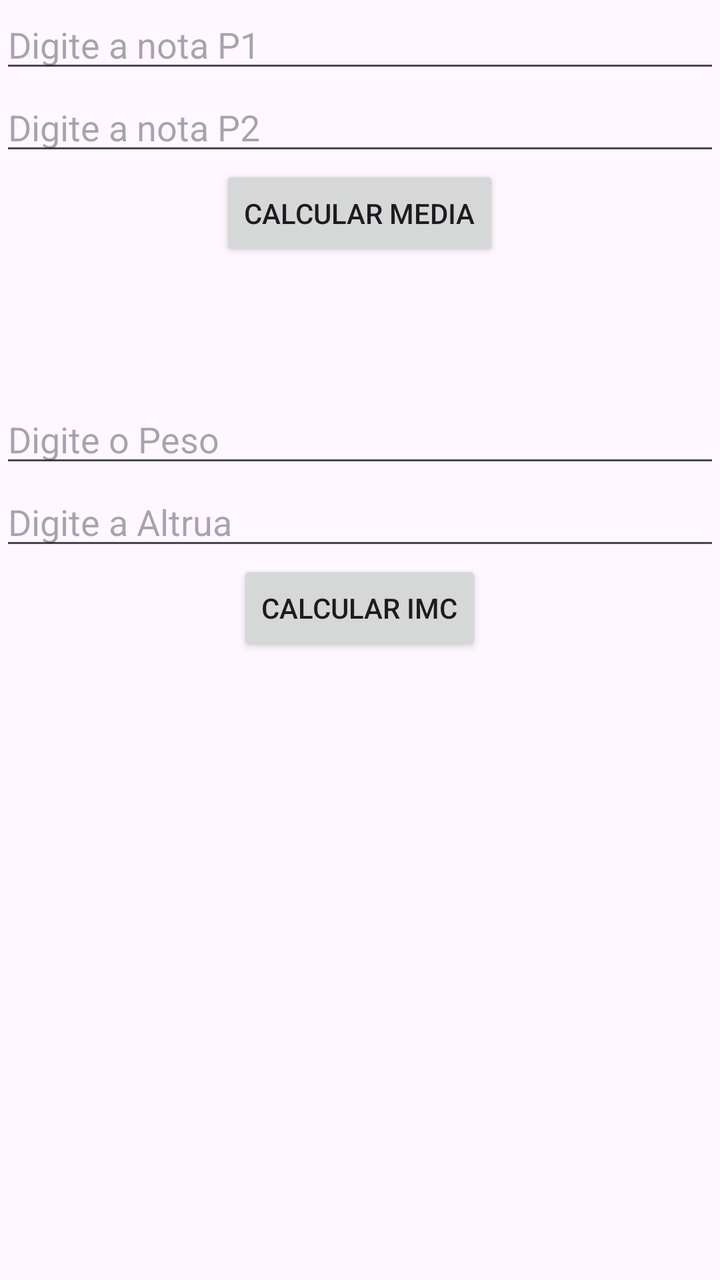
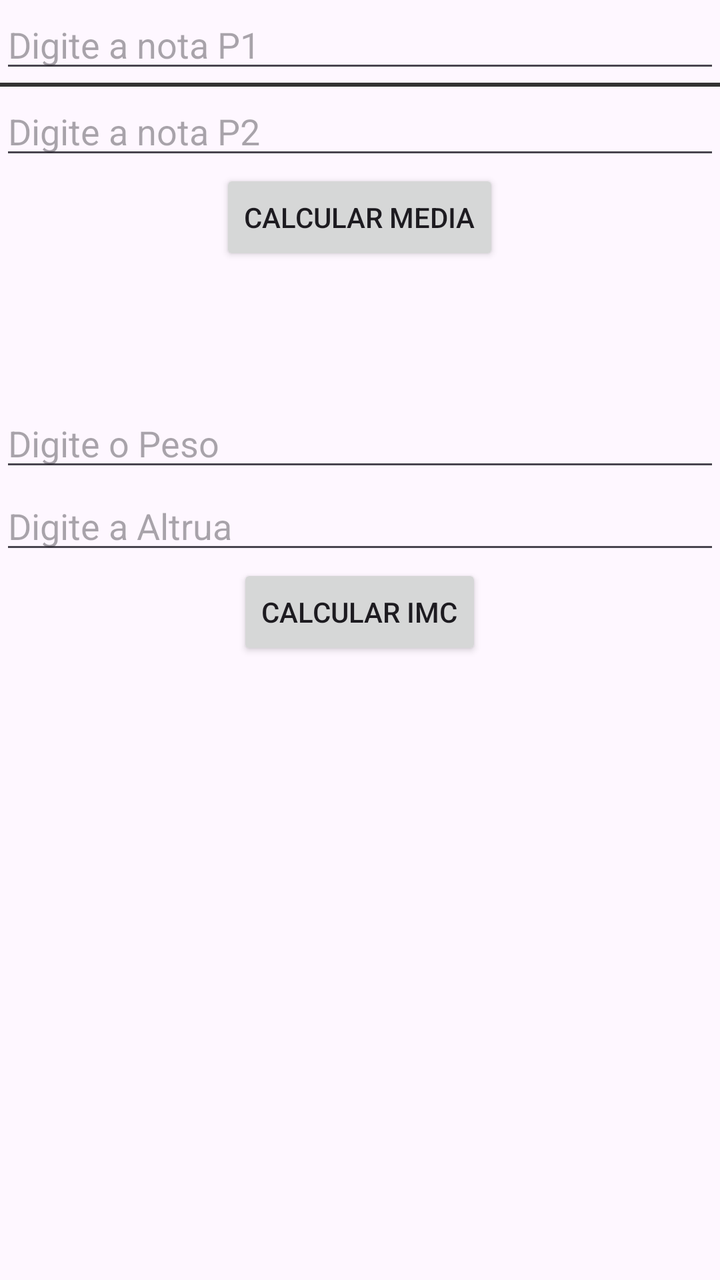

Compare the two renders of this Android layout. The source of the first and the diff that turns it into the second are given below.
<!-- AndroidManifest.xml: application theme Theme.Aplicativopan -->
<!-- res/layout/aulaid.xml -->
<?xml version="1.0" encoding="utf-8"?>
<LinearLayout xmlns:android="http://schemas.android.com/apk/res/android"
    android:orientation="vertical"
    android:layout_width="match_parent"
    android:layout_height="match_parent">

    <EditText
        android:id="@+id/editNota1"
        android:layout_width="match_parent"
        android:layout_height="wrap_content"
        android:hint="Digite a nota P1"
        android:inputType="number"/>

    <EditText
        android:id="@+id/editNota2"
        android:layout_width="match_parent"
        android:layout_height="wrap_content"
        android:hint="Digite a nota P2"
        android:inputType="number"/>

    <Button
        android:id="@+id/btnCalcular"
        android:layout_width="wrap_content"
        android:layout_height="wrap_content"
        android:text="Calcular Media"
        android:layout_gravity="center_horizontal"/>

    <TextView
        android:id="@+id/txtResultado"
        android:layout_width="match_parent"
        android:layout_height="wrap_content"
        android:textSize="50sp"
        android:textAlignment="center"/>

    <EditText
        android:id="@+id/editPeso"
        android:layout_width="match_parent"
        android:layout_height="wrap_content"
        android:hint="Digite o Peso"
        android:inputType="numberDecimal"/>

    <EditText
        android:id="@+id/editAltura"
        android:layout_width="match_parent"
        android:layout_height="wrap_content"
        android:hint="Digite a Altrua"
        android:inputType="numberDecimal"/>

    <Button
        android:id="@+id/btnImc"
        android:layout_width="wrap_content"
        android:layout_height="wrap_content"
        android:text="Calcular IMC"
        android:layout_gravity="center_horizontal"/>

    <TextView
        android:id="@+id/txtResultadoImc"
        android:layout_width="match_parent"
        android:layout_height="wrap_content"
        android:textSize="50sp"
        android:textAlignment="center"/>

</LinearLayout>
<!-- resources referenced by this layout -->
<resources>
  <style name="Theme.Aplicativopan" parent="Base.Theme.Aplicativopan" />
  <style name="Base.Theme.Aplicativopan" parent="Theme.Material3.DayNight.NoActionBar">
          
          
      </style>
</resources>

<!-- the commit's change to res/layout/aulaid.xml (unified diff, before → after) -->
@@ -10,6 +10,11 @@
         android:layout_height="wrap_content"
         android:hint="Digite a nota P1"
         android:inputType="number"/>
+<TextView
+    android:layout_width="match_parent"
+    android:layout_height="2dp"
+    android:background="#333333"
+    />
 
     <EditText
         android:id="@+id/editNota2"
